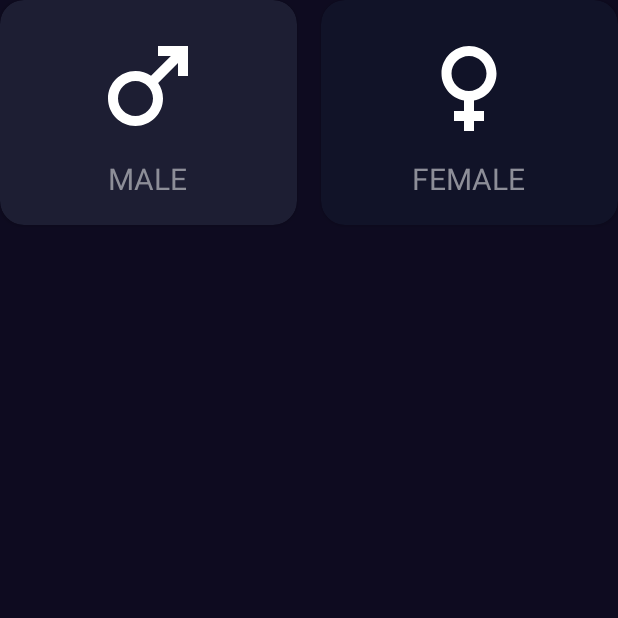
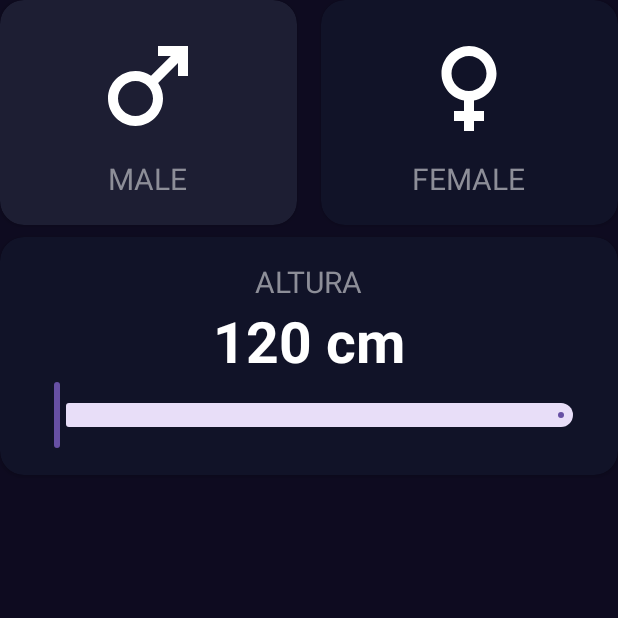
Before and after one commit to martinwilchesdev/android_basics, an Android app: the IMCCalculatorActivity screen opened directly, with no data from a screen before it, on a phone screen of 412 x 824 dp, the top half of it. Run offline under Robolectric (Android 15) with nearby library versions, the phone set to English and light mode, and no system bars.

Commit message:
Componente basico del deslizador

```diff
--- a/app/src/main/res/layout/activity_imccalculator.xml
+++ b/app/src/main/res/layout/activity_imccalculator.xml
@@ -80,7 +80,42 @@
     <androidx.cardview.widget.CardView
         android:layout_width="match_parent"
         android:layout_height="wrap_content"
+        android:layout_marginTop="8dp"
+        app:cardBackgroundColor="@color/background_component"
+        app:cardCornerRadius="@dimen/corner_radius"
         app:layout_constraintEnd_toEndOf="parent"
         app:layout_constraintStart_toStartOf="parent"
-        app:layout_constraintTop_toBottomOf="@+id/cardViewMale" />
+        app:layout_constraintTop_toBottomOf="@+id/cardViewMale">
+
+        <androidx.appcompat.widget.LinearLayoutCompat
+            android:layout_width="match_parent"
+            android:layout_height="wrap_content"
+            android:layout_margin="16dp"
+            android:gravity="center"
+            android:orientation="vertical">
+
+            <TextView
+                android:layout_width="wrap_content"
+                android:layout_height="wrap_content"
+                android:text="@string/altura"
+                android:textAllCaps="true"
+                android:textColor="@color/title_text"
+                android:textSize="20sp" />
+
+            <TextView
+                android:id="@+id/height"
+                android:layout_width="wrap_content"
+                android:layout_height="wrap_content"
+                android:text="120 cm"
+                android:textColor="@color/white"
+                android:textSize="38sp"
+                android:textStyle="bold" />
+
+            <com.google.android.material.slider.RangeSlider
+                android:layout_width="match_parent"
+                android:layout_height="wrap_content" />
+
+        </androidx.appcompat.widget.LinearLayoutCompat>
+
+    </androidx.cardview.widget.CardView>
 </androidx.constraintlayout.widget.ConstraintLayout>
--- a/app/src/main/res/values/strings.xml
+++ b/app/src/main/res/values/strings.xml
@@ -45,4 +45,5 @@
     </string>
     <string name="male">MALE</string>
     <string name="female">FEMALE</string>
+    <string name="altura">Altura</string>
 </resources>
```
Also changed, not shown: 1 other file.
